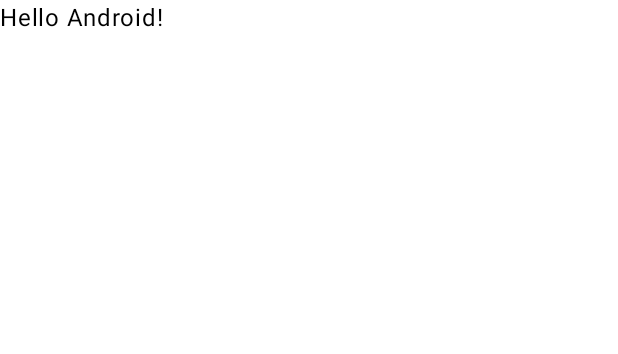
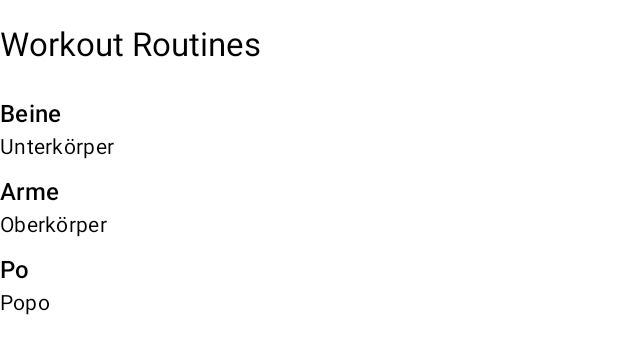
Before and after one commit to hoppjan/gym-bro-app, an Android app built with Jetpack Compose: the @Preview function GreetingPreview, on a phone screen of 412 x 824 dp. Shown: the top 354 px of the screen. Run offline under Robolectric (Android 15) with nearby library versions, the phone set to English and light mode, and no system bars.

Commit message:
Improve code of bad ui

```diff
--- a/app/src/main/java/de/janhopp/gymbro/MainActivity.kt
+++ b/app/src/main/java/de/janhopp/gymbro/MainActivity.kt
@@ -1,15 +1,12 @@
 package de.janhopp.gymbro
 
-import android.annotation.SuppressLint
 import android.os.Bundle
 import androidx.activity.ComponentActivity
 import androidx.activity.compose.setContent
 import androidx.activity.enableEdgeToEdge
-import androidx.compose.foundation.layout.Column
 import androidx.compose.foundation.layout.fillMaxSize
 import androidx.compose.foundation.layout.padding
 import androidx.compose.material3.Scaffold
-import androidx.compose.material3.Text
 import androidx.compose.runtime.Composable
 import androidx.compose.ui.Modifier
 import androidx.compose.ui.tooling.preview.Preview
@@ -18,7 +15,6 @@ import de.janhopp.gymbro.ui.theme.GymBroTheme
 import de.janhopp.gymbro.ui.workout.WorkoutRoutinePickerScreen
 
 class MainActivity : ComponentActivity() {
-    @SuppressLint("UnusedMaterial3ScaffoldPaddingParameter")
     override fun onCreate(savedInstanceState: Bundle?) {
         super.onCreate(savedInstanceState)
         enableEdgeToEdge()
@@ -30,31 +26,27 @@ class MainActivity : ComponentActivity() {
         setContent {
             GymBroTheme {
                 Scaffold(modifier = Modifier.fillMaxSize()) { innerPadding ->
-                    Column(
-                        modifier = Modifier
-                            .fillMaxSize()
-                            .padding(innerPadding),
-                    ) {
-                        WorkoutRoutinePickerScreen(routines)
-                    }
+                    WorkoutRoutinePickerScreen(
+                        modifier = Modifier.padding(innerPadding),
+                        workoutRoutines = routines,
+                    )
                 }
             }
         }
     }
 }
 
-@Composable
-fun Greeting(name: String, modifier: Modifier = Modifier) {
-    Text(
-        text = "Hello $name!",
-        modifier = modifier
-    )
-}
-
 @Preview(showBackground = true)
 @Composable
 fun GreetingPreview() {
     GymBroTheme {
-        Greeting("Android")
+        WorkoutRoutinePickerScreen(
+            modifier = Modifier.fillMaxSize(),
+            workoutRoutines = listOf(
+                WorkoutRoutine(0, "Beine", "Unterkörper", emptyList()),
+                WorkoutRoutine(0, "Arme", "Oberkörper", emptyList()),
+                WorkoutRoutine(0, "Po", "Popo", emptyList()),
+            ),
+        )
     }
 }
--- a/app/src/main/java/de/janhopp/gymbro/ui/workout/WorkoutRoutinePickerScreen.kt
+++ b/app/src/main/java/de/janhopp/gymbro/ui/workout/WorkoutRoutinePickerScreen.kt
@@ -11,8 +11,10 @@ import de.janhopp.gymbro.model.workout.WorkoutRoutine
 
 @Composable
 fun WorkoutRoutinePickerScreen(
+    modifier: Modifier = Modifier,
     workoutRoutines: List<WorkoutRoutine>,
 ) {
+    Column(modifier = modifier) {
         Text(
             text = "Workout Routines",
             style = MaterialTheme.typography.titleLarge,
@@ -33,3 +35,4 @@ fun WorkoutRoutinePickerScreen(
             }
         }
     }
+}
```
Lines whose indentation alone changed are shown as unchanged.
